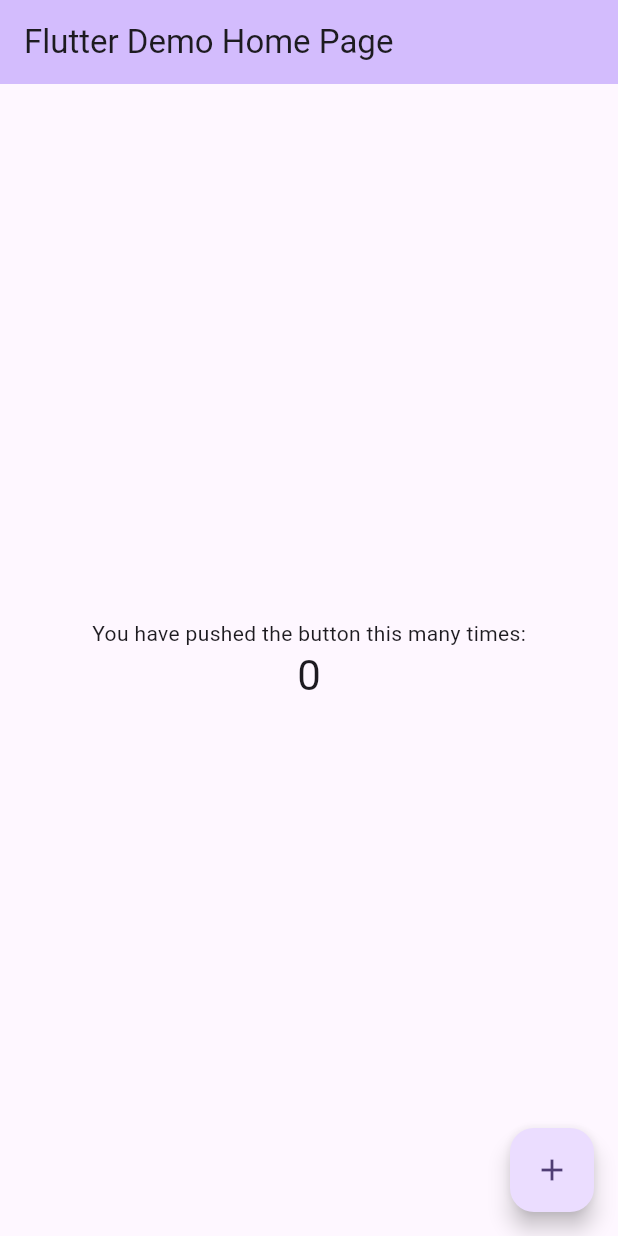
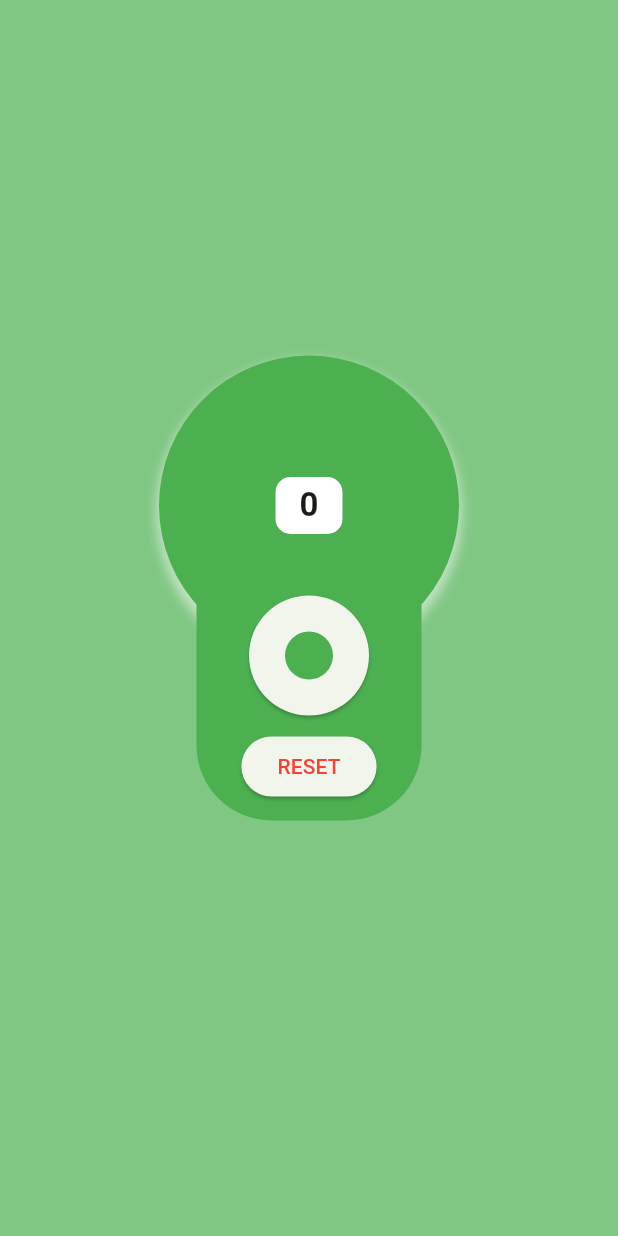
Before and after one commit to ibrahim-1502/counting_app, a Flutter app: the screen it shows after launch, on a phone screen of 412 x 824 dp. Run offline on Flutter 3.47's test engine with Material 3 defaults, Android fonts, the phone set to English and light mode, and no system bars.

Commit message:
Implemented logic inside the 'count' and reset' functions

```diff
--- /dev/null
+++ b/lib/home_screen.dart
@@ -0,0 +1,116 @@
+import 'package:flutter/material.dart';
+
+void main() {
+  runApp(const HomeScreen());
+}
+
+class HomeScreen extends StatefulWidget {
+  const HomeScreen({super.key});
+
+  @override
+  State<HomeScreen> createState() => _MyAppState();
+}
+
+class _MyAppState extends State<HomeScreen> {
+
+  int count = 0;
+
+  void counter () {
+    setState(() {
+      count++;
+    });
+  }
+
+  void reset () {
+    setState(() {
+      count = 0;
+    });
+  }
+  @override
+  Widget build(BuildContext context) {
+    return Scaffold(
+      backgroundColor: Colors.green.shade300,
+      body: Center(
+        child: Column(
+          mainAxisAlignment: MainAxisAlignment.center,
+          children: [
+            Container(
+              width: 200,
+              height: 200,
+              decoration: BoxDecoration(
+                color: Colors.green,
+                shape: BoxShape.circle,
+                boxShadow: [
+                  BoxShadow(
+                    offset: const Offset(0, 5),
+                    color: Colors.white.withOpacity(.5),
+                    spreadRadius: 2,
+                    blurRadius: 5,
+                  ),
+                ],
+              ),
+              child: Center(
+                child: Container(
+                  padding: const EdgeInsets.symmetric(
+                    horizontal: 15,
+                    vertical: 5,
+                  ),
+                  decoration: BoxDecoration(
+                    borderRadius: BorderRadius.circular(10),
+                    color: Colors.white,
+                  ),
+                  child: Text(
+                    count.toString(),
+                    style: Theme.of(context).textTheme.titleLarge
+                        ?.copyWith(
+                          fontWeight: FontWeight.bold,
+                          letterSpacing: 2,
+                        ),
+                  ),
+                ),
+              ),
+            ),
+            Transform.translate(
+              offset: const Offset(0, -40),
+              child: Container(
+                width: 150,
+                height: 150,
+                decoration: BoxDecoration(
+                  color: Colors.green,
+                  borderRadius: BorderRadius.only(
+                    bottomRight: Radius.circular(50),
+                    bottomLeft: Radius.circular(50),
+                  ),
+                ),
+                child: Column(
+                  children: [
+                    ElevatedButton(
+                      onPressed: () => counter(),
+                      style: ElevatedButton.styleFrom(
+                        maximumSize: const Size(80, 80),
+                      ),
+                      child: Container(
+                        decoration: BoxDecoration(
+                          color: Colors.green,
+                          shape: BoxShape.circle,
+                        ),
+                      ),
+                    ),
+                    const SizedBox(height: 10,),
+                    ElevatedButton(
+                        onPressed: () => reset(),
+                        style: ElevatedButton.styleFrom(
+                           foregroundColor: Colors.red,
+                        ),
+                        child: const Text('RESET')
+                    )
+                  ],
+                ),
+              ),
+            ),
+          ],
+        ),
+      ),
+    );
+  }
+}
--- a/lib/main.dart
+++ b/lib/main.dart
@@ -1,122 +1,27 @@
+import 'package:counting_app/home_screen.dart';
 import 'package:flutter/material.dart';
+import 'package:flutter/services.dart';
 
-void main() {
+void main(){
+  SystemChrome.setSystemUIOverlayStyle(const SystemUiOverlayStyle(
+
+  ));
   runApp(const MyApp());
 }
 
 class MyApp extends StatelessWidget {
   const MyApp({super.key});
 
-  // This widget is the root of your application.
   @override
   Widget build(BuildContext context) {
     return MaterialApp(
-      title: 'Flutter Demo',
+      title: 'Counting App',
+      debugShowCheckedModeBanner: false,
       theme: ThemeData(
-        // This is the theme of your application.
-        //
-        // TRY THIS: Try running your application with "flutter run". You'll see
-        // the application has a purple toolbar. Then, without quitting the app,
-        // try changing the seedColor in the colorScheme below to Colors.green
-        // and then invoke "hot reload" (save your changes or press the "hot
-        // reload" button in a Flutter-supported IDE, or press "r" if you used
-        // the command line to start the app).
-        //
-        // Notice that the counter didn't reset back to zero; the application
-        // state is not lost during the reload. To reset the state, use hot
-        // restart instead.
-        //
-        // This works for code too, not just values: Most code changes can be
-        // tested with just a hot reload.
-        colorScheme: .fromSeed(seedColor: Colors.deepPurple),
+        colorScheme: ColorScheme.fromSeed(seedColor: Colors.green),
+        useMaterial3: true,
       ),
-      home: const MyHomePage(title: 'Flutter Demo Home Page'),
-    );
+      home: const HomeScreen(),
+    ) ;
   }
 }
-
-class MyHomePage extends StatefulWidget {
-  const MyHomePage({super.key, required this.title});
-
-  // This widget is the home page of your application. It is stateful, meaning
-  // that it has a State object (defined below) that contains fields that affect
-  // how it looks.
-
-  // This class is the configuration for the state. It holds the values (in this
-  // case the title) provided by the parent (in this case the App widget) and
-  // used by the build method of the State. Fields in a Widget subclass are
-  // always marked "final".
-
-  final String title;
-
-  @override
-  State<MyHomePage> createState() => _MyHomePageState();
-}
-
-class _MyHomePageState extends State<MyHomePage> {
-  int _counter = 0;
-
-  void _incrementCounter() {
-    setState(() {
-      // This call to setState tells the Flutter framework that something has
-      // changed in this State, which causes it to rerun the build method below
-      // so that the display can reflect the updated values. If we changed
-      // _counter without calling setState(), then the build method would not be
-      // called again, and so nothing would appear to happen.
-      _counter++;
-    });
-  }
-
-  @override
-  Widget build(BuildContext context) {
-    // This method is rerun every time setState is called, for instance as done
-    // by the _incrementCounter method above.
-    //
-    // The Flutter framework has been optimized to make rerunning build methods
-    // fast, so that you can just rebuild anything that needs updating rather
-    // than having to individually change instances of widgets.
-    return Scaffold(
-      appBar: AppBar(
-        // TRY THIS: Try changing the color here to a specific color (to
-        // Colors.amber, perhaps?) and trigger a hot reload to see the AppBar
-        // change color while the other colors stay the same.
-        backgroundColor: Theme.of(context).colorScheme.inversePrimary,
-        // Here we take the value from the MyHomePage object that was created by
-        // the App.build method, and use it to set our appbar title.
-        title: Text(widget.title),
-      ),
-      body: Center(
-        // Center is a layout widget. It takes a single child and positions it
-        // in the middle of the parent.
-        child: Column(
-          // Column is also a layout widget. It takes a list of children and
-          // arranges them vertically. By default, it sizes itself to fit its
-          // children horizontally, and tries to be as tall as its parent.
-          //
-          // Column has various properties to control how it sizes itself and
-          // how it positions its children. Here we use mainAxisAlignment to
-          // center the children vertically; the main axis here is the vertical
-          // axis because Columns are vertical (the cross axis would be
-          // horizontal).
-          //
-          // TRY THIS: Invoke "debug painting" (choose the "Toggle Debug Paint"
-          // action in the IDE, or press "p" in the console), to see the
-          // wireframe for each widget.
-          mainAxisAlignment: .center,
-          children: [
-            const Text('You have pushed the button this many times:'),
-            Text(
-              '$_counter',
-              style: Theme.of(context).textTheme.headlineMedium,
-            ),
-          ],
-        ),
-      ),
-      floatingActionButton: FloatingActionButton(
-        onPressed: _incrementCounter,
-        tooltip: 'Increment',
-        child: const Icon(Icons.add),
-      ),
-    );
-  }
-}
```
